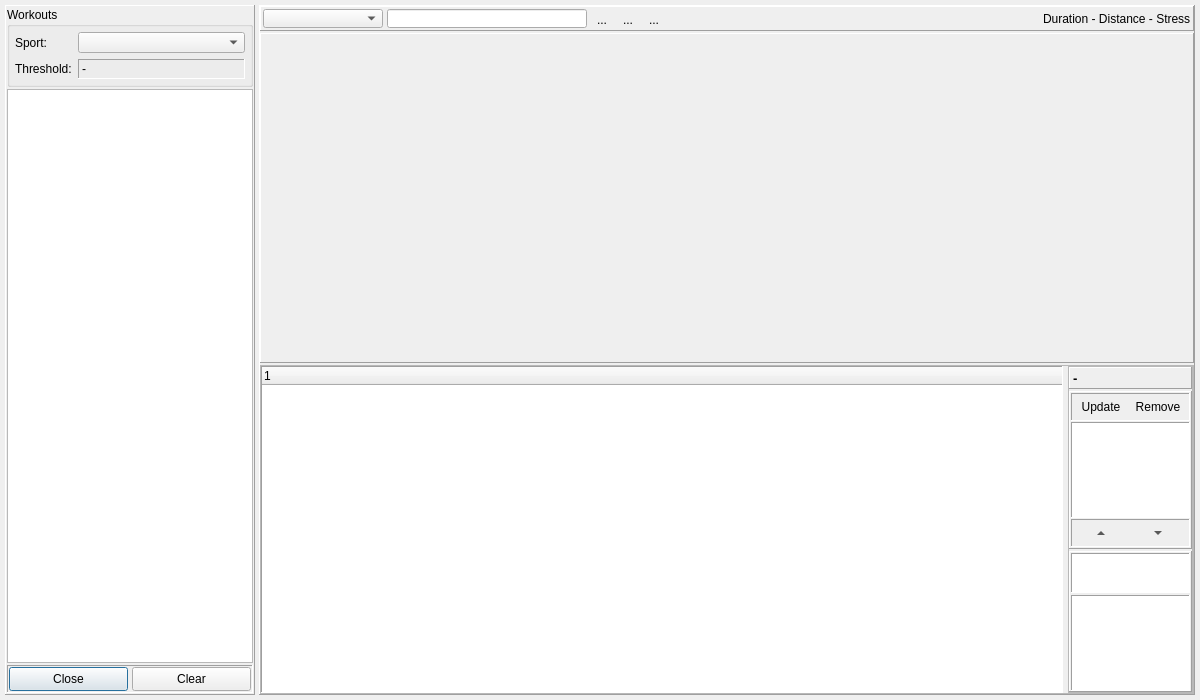
Above: dialog_workcreator.ui from Tria-Andy/WorkoutEditor before the change. Below: the same form after it.
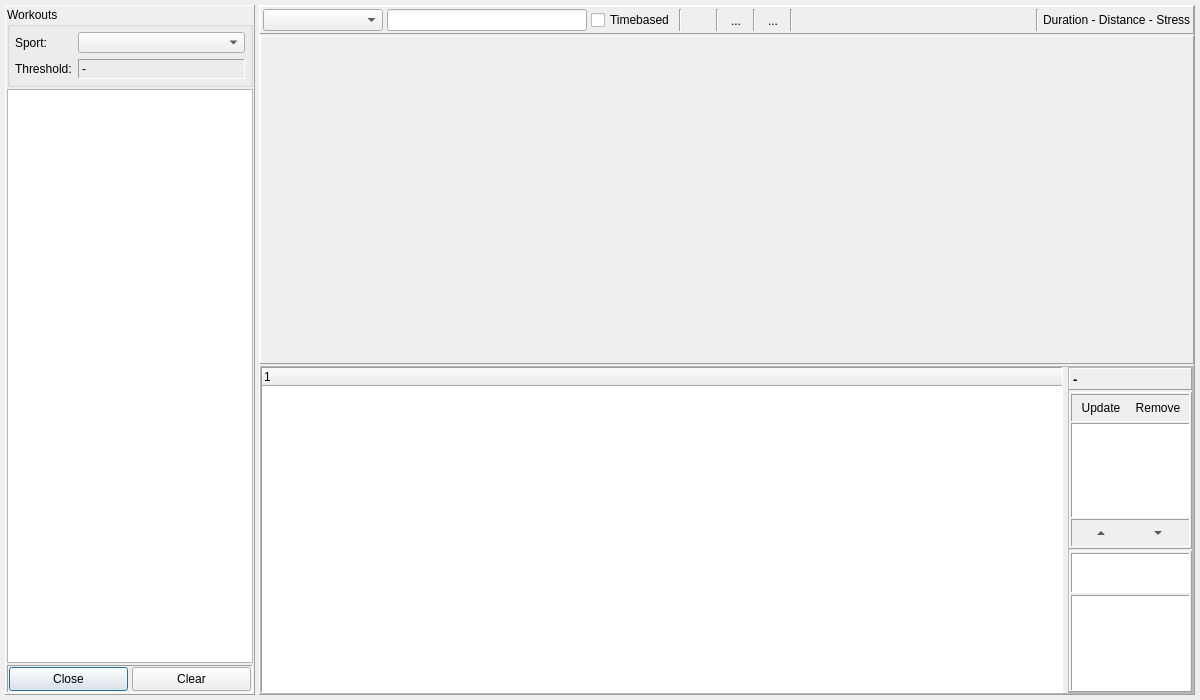
That is the form after the change. Icons and pictures are not drawn. Custom widgets are drawn as their Qt base class.

Patch:
```diff
--- a/dialog_workcreator.ui
+++ b/dialog_workcreator.ui
@@ -262,13 +262,13 @@
         <property name="minimumSize">
          <size>
           <width>0</width>
-          <height>25</height>
+          <height>28</height>
          </size>
         </property>
         <property name="maximumSize">
          <size>
           <width>16777215</width>
-          <height>25</height>
+          <height>28</height>
          </size>
         </property>
         <property name="frameShape">
@@ -328,22 +328,36 @@
            </property>
           </widget>
          </item>
+         <item>
+          <widget class="QCheckBox" name="checkBox_timebased">
+           <property name="text">
+            <string>Timebased</string>
+           </property>
+          </widget>
+         </item>
+         <item>
+          <widget class="Line" name="line">
+           <property name="orientation">
+            <enum>Qt::Vertical</enum>
+           </property>
+          </widget>
+         </item>
          <item>
           <widget class="QToolButton" name="toolButton_save">
            <property name="minimumSize">
             <size>
-             <width>22</width>
-             <height>22</height>
+             <width>26</width>
+             <height>24</height>
             </size>
            </property>
            <property name="maximumSize">
             <size>
-             <width>22</width>
-             <height>22</height>
+             <width>26</width>
+             <height>24</height>
             </size>
            </property>
            <property name="text">
-            <string>...</string>
+            <string/>
            </property>
            <property name="icon">
             <iconset resource="resources.qrc">
@@ -351,8 +365,8 @@
            </property>
            <property name="iconSize">
             <size>
-             <width>18</width>
-             <height>18</height>
+             <width>20</width>
+             <height>20</height>
             </size>
            </property>
            <property name="autoRaise">
@@ -360,18 +374,25 @@
            </property>
           </widget>
          </item>
+         <item>
+          <widget class="Line" name="line_2">
+           <property name="orientation">
+            <enum>Qt::Vertical</enum>
+           </property>
+          </widget>
+         </item>
          <item>
           <widget class="QToolButton" name="toolButton_copy">
            <property name="minimumSize">
             <size>
-             <width>22</width>
-             <height>22</height>
+             <width>26</width>
+             <height>24</height>
             </size>
            </property>
            <property name="maximumSize">
             <size>
-             <width>22</width>
-             <height>22</height>
+             <width>26</width>
+             <height>24</height>
             </size>
            </property>
            <property name="text">
@@ -383,8 +404,8 @@
            </property>
            <property name="iconSize">
             <size>
-             <width>18</width>
-             <height>18</height>
+             <width>20</width>
+             <height>20</height>
             </size>
            </property>
            <property name="autoRaise">
@@ -392,18 +413,25 @@
            </property>
           </widget>
          </item>
+         <item>
+          <widget class="Line" name="line_3">
+           <property name="orientation">
+            <enum>Qt::Vertical</enum>
+           </property>
+          </widget>
+         </item>
          <item>
           <widget class="QToolButton" name="toolButton_delete">
            <property name="minimumSize">
             <size>
-             <width>22</width>
-             <height>22</height>
+             <width>26</width>
+             <height>24</height>
             </size>
            </property>
            <property name="maximumSize">
             <size>
-             <width>22</width>
-             <height>22</height>
+             <width>26</width>
+             <height>24</height>
             </size>
            </property>
            <property name="text">
@@ -415,8 +443,8 @@
            </property>
            <property name="iconSize">
             <size>
-             <width>18</width>
-             <height>18</height>
+             <width>20</width>
+             <height>20</height>
             </size>
            </property>
            <property name="autoRaise">
@@ -424,6 +452,13 @@
            </property>
           </widget>
          </item>
+         <item>
+          <widget class="Line" name="line_4">
+           <property name="orientation">
+            <enum>Qt::Vertical</enum>
+           </property>
+          </widget>
+         </item>
          <item>
           <spacer name="horizontalSpacer">
            <property name="orientation">
@@ -437,6 +472,13 @@
            </property>
           </spacer>
          </item>
+         <item>
+          <widget class="Line" name="line_5">
+           <property name="orientation">
+            <enum>Qt::Vertical</enum>
+           </property>
+          </widget>
+         </item>
          <item>
           <widget class="QLabel" name="label_duration">
            <property name="text">
```
